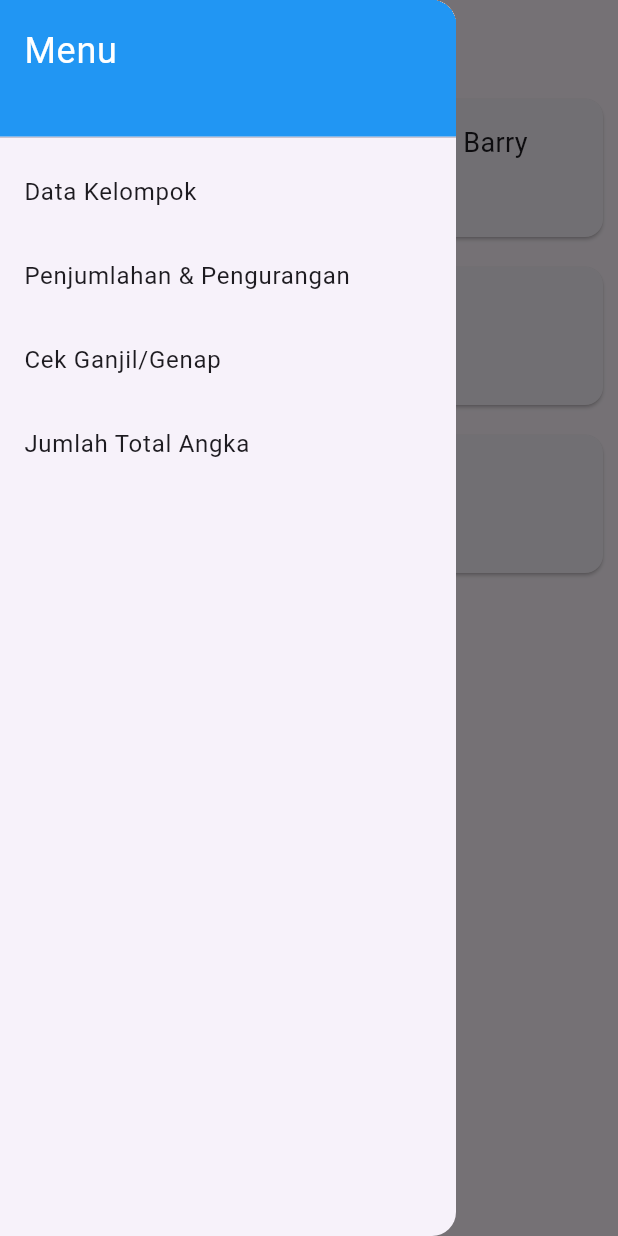
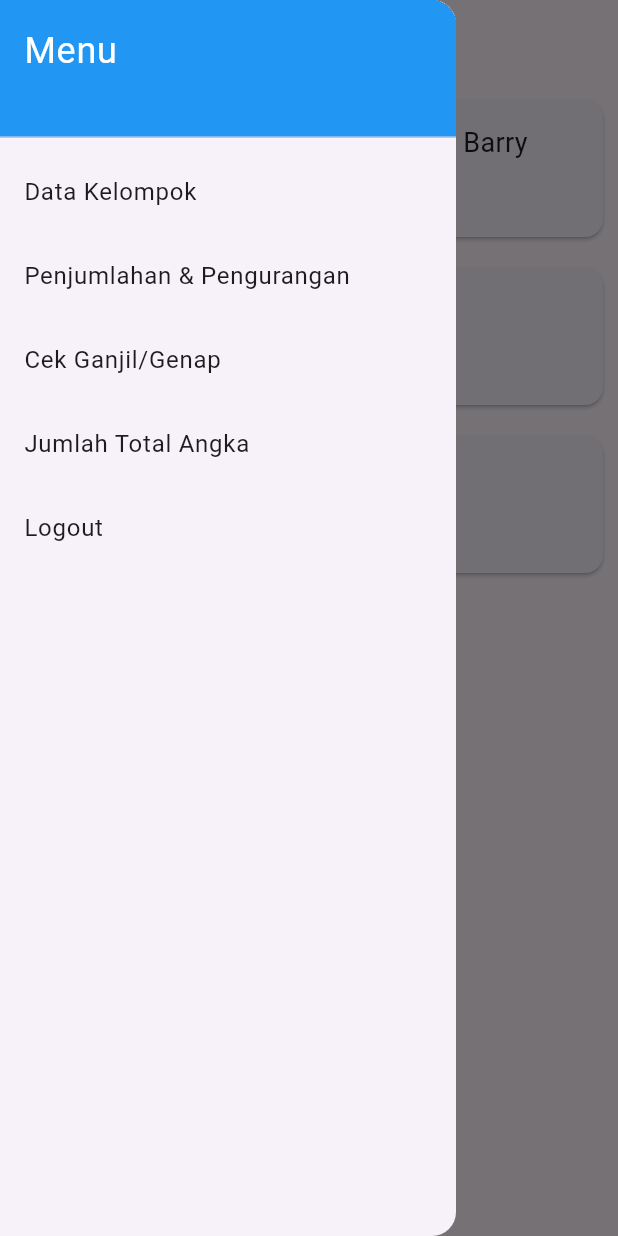
Before and after one commit to EndPx/mobile_tugas1, a Flutter app: the MainPage screen opened directly, with the side drawer open, on a phone screen of 412 x 824 dp. Run offline on Flutter 3.47's test engine with Material 3 defaults, Android fonts, the phone set to English and light mode, and no system bars.

Commit message:
nambahin logout

```diff
--- a/lib/main.dart
+++ b/lib/main.dart
@@ -4,6 +4,7 @@ import 'menu_tambah_kurang.dart';
 import 'menu_ganjil_genap.dart';
 import 'menu_total_angka.dart';
 import 'login.dart';
+import 'logout.dart';
 
 void main() {
   runApp(MyApp());
@@ -72,6 +73,10 @@ class _MainPageState extends State<MainPage> {
               title: Text('Jumlah Total Angka'),
               onTap: () => _changePage(MenuTotal(), 'Jumlah Total Angka'),
             ),
+            ListTile(
+              title: Text('Logout'),
+              onTap: () => _changePage(LogoutScreen(), 'Logout'),
+            )
           ],
         ),
       ),
```
Also changed, not shown: lib/logout.dart (added, +27 -0 lines).
